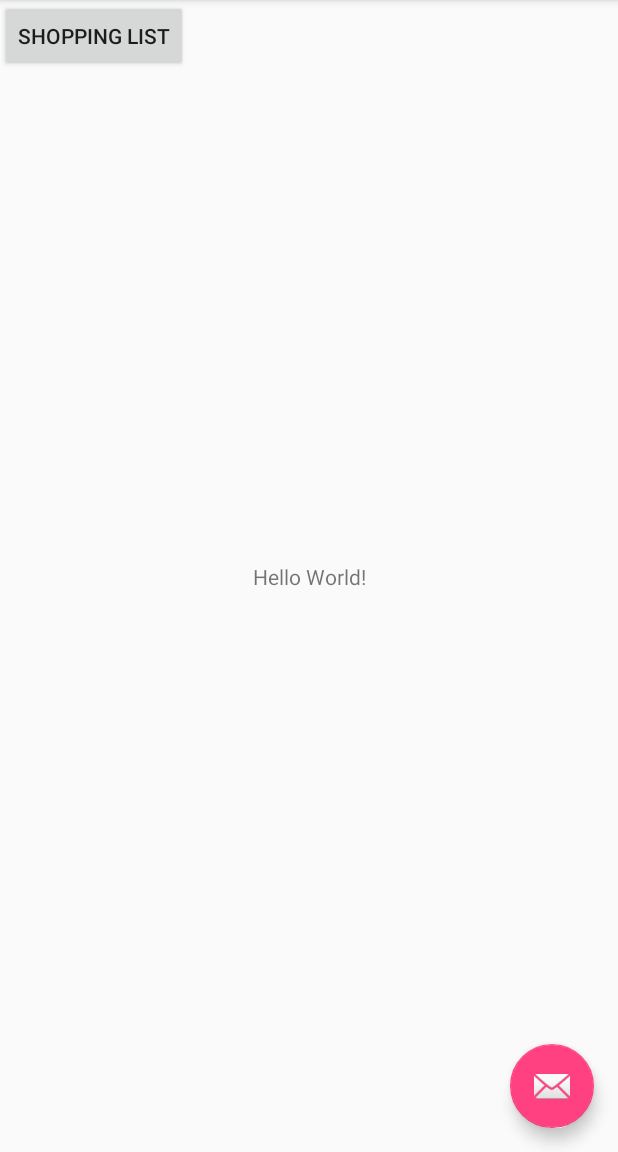
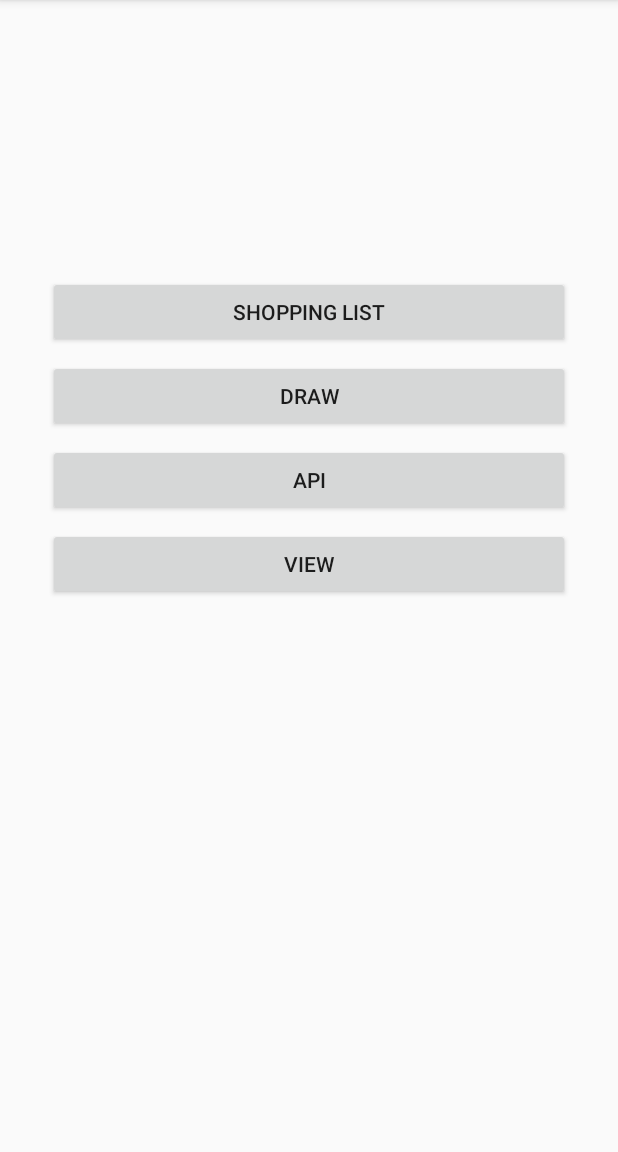
Before and after one commit to migellal/UdemyAndroid, an Android app: the screen it shows after launch (MainActivity), on a phone screen of 412 x 824 dp, the part 84-1236 px from its top. Run offline under Robolectric (Android 15) with nearby library versions, the phone set to English and light mode, and no system bars; our stand-ins replace ButterKnife.

Commit message:
part 5 - main layout

```diff
--- a/app/src/main/java/com/udemy/michalgellert/udemyandroid/MainActivity.java
+++ b/app/src/main/java/com/udemy/michalgellert/udemyandroid/MainActivity.java
@@ -33,14 +33,6 @@ public class MainActivity extends AppCompatActivity {
         ButterKnife.bind(this);
         Toolbar toolbar = (Toolbar) findViewById(R.id.toolbar);
         setSupportActionBar(toolbar);
-        FloatingActionButton fab = (FloatingActionButton) findViewById(R.id.fab);
-        fab.setOnClickListener(new View.OnClickListener() {
-            @Override
-            public void onClick(View view) {
-                Snackbar.make(view, "Replace with your own action", Snackbar.LENGTH_LONG)
-                        .setAction("Action", null).show();
-            }
-        });
     }
 
     @OnClick(R.id.shoppingListButton)
--- a/app/src/main/res/layout/activity_main.xml
+++ b/app/src/main/res/layout/activity_main.xml
@@ -22,12 +22,4 @@
 
     <include layout="@layout/content_main" />
 
-    <android.support.design.widget.FloatingActionButton
-        android:id="@+id/fab"
-        android:layout_width="wrap_content"
-        android:layout_height="wrap_content"
-        android:layout_gravity="bottom|end"
-        android:layout_margin="@dimen/fab_margin"
-        app:srcCompat="@android:drawable/ic_dialog_email" />
-
 </android.support.design.widget.CoordinatorLayout>
--- a/app/src/main/res/layout/content_main.xml
+++ b/app/src/main/res/layout/content_main.xml
@@ -8,21 +8,56 @@
     tools:context="com.udemy.michalgellert.udemyandroid.MainActivity"
     tools:showIn="@layout/activity_main">
 
-    <TextView
-        android:layout_width="wrap_content"
+    <Button
+        android:id="@+id/shoppingListButton"
+        android:layout_width="0dp"
         android:layout_height="wrap_content"
-        android:text="Hello World!"
+        android:text="@string/shopping_list_button"
+        app:layout_constraintTop_toTopOf="parent"
+        android:layout_marginTop="8dp"
         app:layout_constraintBottom_toBottomOf="parent"
+        android:layout_marginBottom="8dp"
+        android:layout_marginLeft="32dp"
         app:layout_constraintLeft_toLeftOf="parent"
+        app:layout_constraintVertical_bias="0.25"
+        android:layout_marginRight="32dp"
         app:layout_constraintRight_toRightOf="parent"
-        app:layout_constraintTop_toTopOf="parent" />
+        app:layout_constraintHorizontal_bias="0.497" />
 
     <Button
-        android:id="@+id/shoppingListButton"
-        android:layout_width="wrap_content"
+        android:id="@+id/button"
+        android:layout_width="0dp"
         android:layout_height="wrap_content"
-        android:text="@string/shopping_list_button"
-        tools:layout_editor_absoluteX="16dp"
-        tools:layout_editor_absoluteY="16dp" />
+        android:layout_marginLeft="0dp"
+        android:layout_marginRight="0dp"
+        android:layout_marginTop="8dp"
+        android:text="@string/draw_button"
+        app:layout_constraintLeft_toLeftOf="@+id/shoppingListButton"
+        app:layout_constraintRight_toRightOf="@+id/shoppingListButton"
+        app:layout_constraintTop_toBottomOf="@+id/shoppingListButton" />
+
+    <Button
+        android:id="@+id/button2"
+        android:layout_width="0dp"
+        android:layout_height="wrap_content"
+        android:layout_marginLeft="0dp"
+        android:layout_marginRight="0dp"
+        android:layout_marginTop="8dp"
+        android:text="@string/api_button"
+        app:layout_constraintLeft_toLeftOf="@+id/button"
+        app:layout_constraintRight_toRightOf="@+id/button"
+        app:layout_constraintTop_toBottomOf="@+id/button" />
+
+    <Button
+        android:id="@+id/button3"
+        android:layout_width="0dp"
+        android:layout_height="wrap_content"
+        android:layout_marginLeft="0dp"
+        android:layout_marginRight="0dp"
+        android:layout_marginTop="8dp"
+        android:text="@string/view_button"
+        app:layout_constraintLeft_toLeftOf="@+id/button2"
+        app:layout_constraintRight_toRightOf="@+id/button2"
+        app:layout_constraintTop_toBottomOf="@+id/button2" />
 
 </android.support.constraint.ConstraintLayout>
--- a/app/src/main/res/values/strings.xml
+++ b/app/src/main/res/values/strings.xml
@@ -2,5 +2,8 @@
     <string name="app_name">Udemy Android</string>
     <string name="action_settings">Settings</string>
     <string name="shopping_list_button">Shopping list</string>
-    <string name="title_activity_shopping_list">ShoppingListActivity</string>
+    <string name="draw_button">Draw</string>
+    <string name="api_button">API</string>
+    <string name="view_button">View</string>
+    <string name="title_activity_shopping_list">Shopping list</string>
 </resources>
```
Also changed, not shown: 1 other file.
